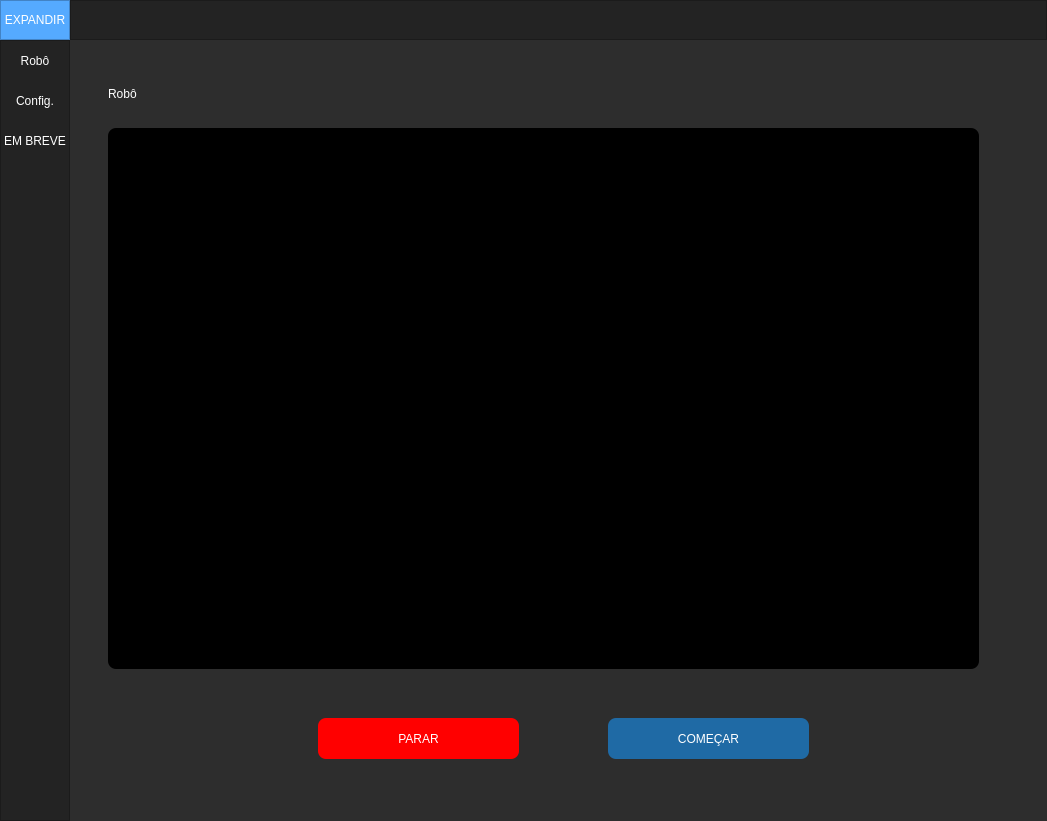
Above: ui_main.ui from vitorbarletta/sistemaresolvi before the change. Below: the same form after it.
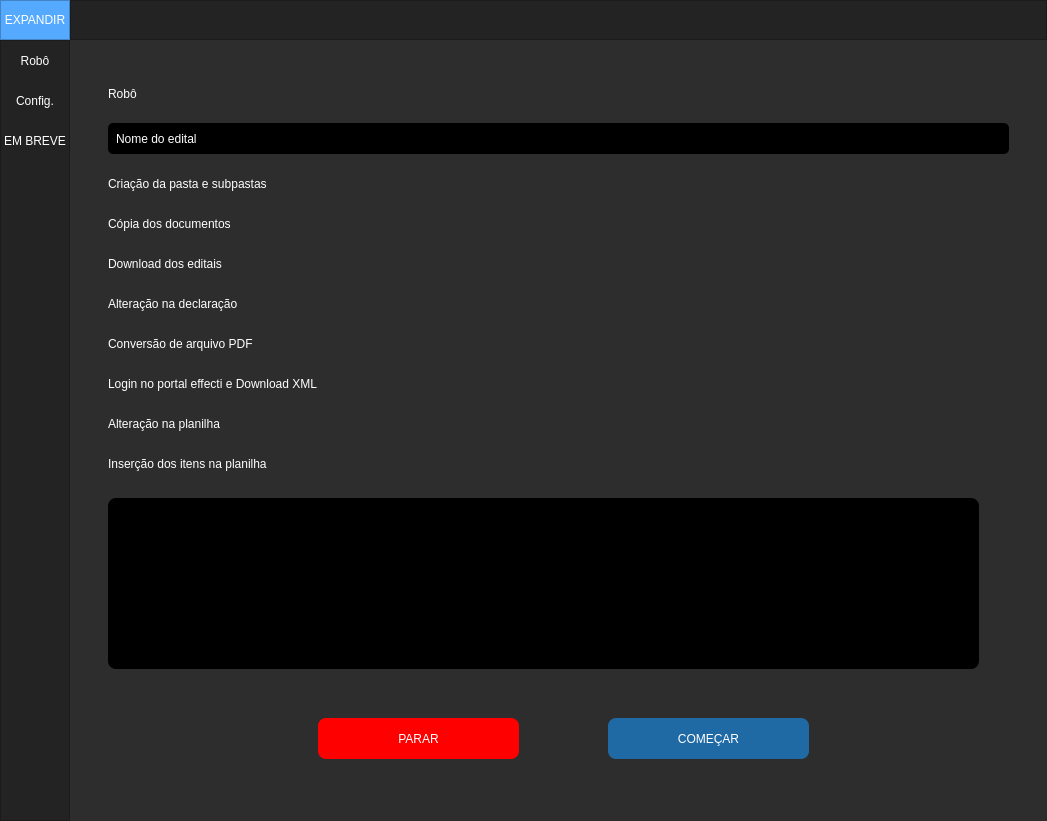
That is the form after the change. The open tabs and pages were chosen to show the change.

Patch:
```diff
--- a/ui_main.ui
+++ b/ui_main.ui
@@ -352,9 +352,9 @@
                  <property name="geometry">
                   <rect>
                    <x>20</x>
-                   <y>70</y>
+                   <y>440</y>
                    <width>871</width>
-                   <height>541</height>
+                   <height>171</height>
                   </rect>
                  </property>
                  <property name="styleSheet">
@@ -407,6 +407,298 @@
                   <string>COMEÇAR</string>
                  </property>
                 </widget>
+                <widget class="QLabel" name="nomeEdital">
+                 <property name="geometry">
+                  <rect>
+                   <x>20</x>
+                   <y>65</y>
+                   <width>901</width>
+                   <height>31</height>
+                  </rect>
+                 </property>
+                 <property name="styleSheet">
+                  <string notr="true">font: 81 20px &quot;AirbnbCereal_W_XBd ExtBd&quot;;
+color: #fff;
+background: #000;
+padding: 5px;
+border-radius: 5px;</string>
+                 </property>
+                 <property name="text">
+                  <string>Nome do edital </string>
+                 </property>
+                </widget>
+                <widget class="QLabel" name="label_10">
+                 <property name="geometry">
+                  <rect>
+                   <x>20</x>
+                   <y>110</y>
+                   <width>261</width>
+                   <height>31</height>
+                  </rect>
+                 </property>
+                 <property name="styleSheet">
+                  <string notr="true">font: 81 18px &quot;AirbnbCereal_W_XBd ExtBd&quot;;
+color: #fff;</string>
+                 </property>
+                 <property name="text">
+                  <string>Criação da pasta e subpastas</string>
+                 </property>
+                </widget>
+                <widget class="QLabel" name="pastaStatus">
+                 <property name="geometry">
+                  <rect>
+                   <x>290</x>
+                   <y>110</y>
+                   <width>31</width>
+                   <height>31</height>
+                  </rect>
+                 </property>
+                 <property name="styleSheet">
+                  <string notr="true">color: green;
+font-size: 18px</string>
+                 </property>
+                 <property name="text">
+                  <string/>
+                 </property>
+                </widget>
+                <widget class="QLabel" name="label_12">
+                 <property name="geometry">
+                  <rect>
+                   <x>20</x>
+                   <y>150</y>
+                   <width>211</width>
+                   <height>31</height>
+                  </rect>
+                 </property>
+                 <property name="styleSheet">
+                  <string notr="true">font: 81 18px &quot;AirbnbCereal_W_XBd ExtBd&quot;;
+color: #fff;</string>
+                 </property>
+                 <property name="text">
+                  <string>Cópia dos documentos</string>
+                 </property>
+                </widget>
+                <widget class="QLabel" name="documentosStatus">
+                 <property name="geometry">
+                  <rect>
+                   <x>240</x>
+                   <y>150</y>
+                   <width>31</width>
+                   <height>31</height>
+                  </rect>
+                 </property>
+                 <property name="styleSheet">
+                  <string notr="true">color: #fff;
+font-size: 18px</string>
+                 </property>
+                 <property name="text">
+                  <string/>
+                 </property>
+                </widget>
+                <widget class="QLabel" name="label_14">
+                 <property name="geometry">
+                  <rect>
+                   <x>20</x>
+                   <y>190</y>
+                   <width>191</width>
+                   <height>31</height>
+                  </rect>
+                 </property>
+                 <property name="styleSheet">
+                  <string notr="true">font: 81 18px &quot;AirbnbCereal_W_XBd ExtBd&quot;;
+color: #fff;</string>
+                 </property>
+                 <property name="text">
+                  <string>Download dos editais</string>
+                 </property>
+                </widget>
+                <widget class="QLabel" name="downloadStatus">
+                 <property name="geometry">
+                  <rect>
+                   <x>220</x>
+                   <y>190</y>
+                   <width>31</width>
+                   <height>31</height>
+                  </rect>
+                 </property>
+                 <property name="styleSheet">
+                  <string notr="true">color: #fff;
+font-size: 18px</string>
+                 </property>
+                 <property name="text">
+                  <string/>
+                 </property>
+                </widget>
+                <widget class="QLabel" name="label_16">
+                 <property name="geometry">
+                  <rect>
+                   <x>20</x>
+                   <y>230</y>
+                   <width>211</width>
+                   <height>31</height>
+                  </rect>
+                 </property>
+                 <property name="styleSheet">
+                  <string notr="true">font: 81 18px &quot;AirbnbCereal_W_XBd ExtBd&quot;;
+color: #fff;</string>
+                 </property>
+                 <property name="text">
+                  <string>Alteração na declaração</string>
+                 </property>
+                </widget>
+                <widget class="QLabel" name="declaracaoStatus">
+                 <property name="geometry">
+                  <rect>
+                   <x>250</x>
+                   <y>230</y>
+                   <width>31</width>
+                   <height>31</height>
+                  </rect>
+                 </property>
+                 <property name="styleSheet">
+                  <string notr="true">color: #fff;
+font-size: 18px</string>
+                 </property>
+                 <property name="text">
+                  <string/>
+                 </property>
+                </widget>
+                <widget class="QLabel" name="label_18">
+                 <property name="geometry">
+                  <rect>
+                   <x>20</x>
+                   <y>270</y>
+                   <width>231</width>
+                   <height>31</height>
+                  </rect>
+                 </property>
+                 <property name="styleSheet">
+                  <string notr="true">font: 81 18px &quot;AirbnbCereal_W_XBd ExtBd&quot;;
+color: #fff;</string>
+                 </property>
+                 <property name="text">
+                  <string>Conversão de arquivo PDF</string>
+                 </property>
+                </widget>
+                <widget class="QLabel" name="pdfStatus">
+                 <property name="geometry">
+                  <rect>
+                   <x>260</x>
+                   <y>270</y>
+                   <width>31</width>
+                   <height>31</height>
+                  </rect>
+                 </property>
+                 <property name="styleSheet">
+                  <string notr="true">color: #fff;
+font-size: 18px</string>
+                 </property>
+                 <property name="text">
+                  <string/>
+                 </property>
+                </widget>
+                <widget class="QLabel" name="label_20">
+                 <property name="geometry">
+                  <rect>
+                   <x>20</x>
+                   <y>310</y>
+                   <width>351</width>
+                   <height>31</height>
+                  </rect>
+                 </property>
+                 <property name="styleSheet">
+                  <string notr="true">font: 81 18px &quot;AirbnbCereal_W_XBd ExtBd&quot;;
+color: #fff;</string>
+                 </property>
+                 <property name="text">
+                  <string>Login no portal effecti e Download XML</string>
+                 </property>
+                </widget>
+                <widget class="QLabel" name="loginxmlStatus">
+                 <property name="geometry">
+                  <rect>
+                   <x>380</x>
+                   <y>310</y>
+                   <width>31</width>
+                   <height>31</height>
+                  </rect>
+                 </property>
+                 <property name="styleSheet">
+                  <string notr="true">color: #fff;
+font-size: 18px</string>
+                 </property>
+                 <property name="text">
+                  <string/>
+                 </property>
+                </widget>
+                <widget class="QLabel" name="label_22">
+                 <property name="geometry">
+                  <rect>
+                   <x>20</x>
+                   <y>350</y>
+                   <width>191</width>
+                   <height>31</height>
+                  </rect>
+                 </property>
+                 <property name="styleSheet">
+                  <string notr="true">font: 81 18px &quot;AirbnbCereal_W_XBd ExtBd&quot;;
+color: #fff;</string>
+                 </property>
+                 <property name="text">
+                  <string>Alteração na planilha</string>
+                 </property>
+                </widget>
+                <widget class="QLabel" name="planilhaStatus">
+                 <property name="geometry">
+                  <rect>
+                   <x>220</x>
+                   <y>350</y>
+                   <width>31</width>
+                   <height>31</height>
+                  </rect>
+                 </property>
+                 <property name="styleSheet">
+                  <string notr="true">color: #fff;
+font-size: 18px</string>
+                 </property>
+                 <property name="text">
+                  <string/>
+                 </property>
+                </widget>
+                <widget class="QLabel" name="label_24">
+                 <property name="geometry">
+                  <rect>
+                   <x>20</x>
+                   <y>390</y>
+                   <width>261</width>
+                   <height>31</height>
+                  </rect>
+                 </property>
+                 <property name="styleSheet">
+                  <string notr="true">font: 81 18px &quot;AirbnbCereal_W_XBd ExtBd&quot;;
+color: #fff;</string>
+                 </property>
+                 <property name="text">
+                  <string>Inserção dos itens na planilha</string>
+                 </property>
+                </widget>
+                <widget class="QLabel" name="itensStatus">
+                 <property name="geometry">
+                  <rect>
+                   <x>290</x>
+                   <y>390</y>
+                   <width>31</width>
+                   <height>31</height>
+                  </rect>
+                 </property>
+                 <property name="styleSheet">
+                  <string notr="true">color: #fff;
+font-size: 18px</string>
+                 </property>
+                 <property name="text">
+                  <string/>
+                 </property>
+                </widget>
                </widget>
               </item>
              </layout>
```
Left out of the diff: 82 changed lines with no effect on the pictures.
